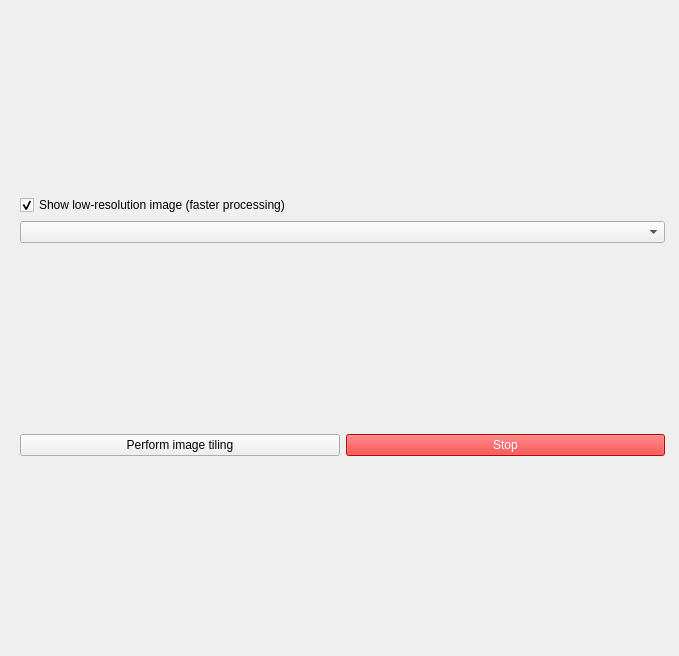
This is iris/resources/tiling_method.ui in The-Thomas-Lab-UCL/orm-iris as Qt 5 draws it before an edit. The edited form follows.
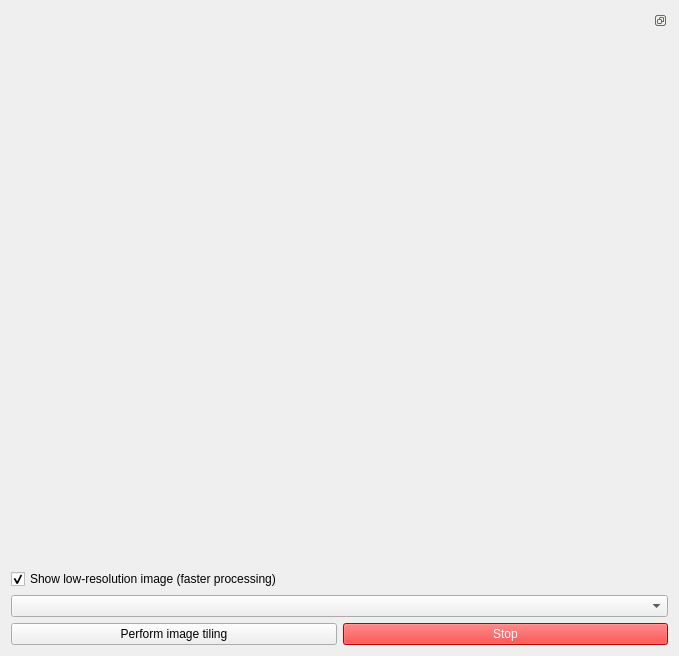
This is the edited form.

```diff
--- a/iris/resources/tiling_method.ui
+++ b/iris/resources/tiling_method.ui
@@ -13,23 +13,30 @@
   <property name="windowTitle">
    <string>Form</string>
   </property>
-  <widget class="QWidget" name="verticalLayoutWidget">
-   <property name="geometry">
-    <rect>
-     <x>20</x>
-     <y>10</y>
-     <width>645</width>
-     <height>631</height>
-    </rect>
-   </property>
+  <layout class="QVBoxLayout" name="verticalLayout_5">
+   <item>
    <layout class="QVBoxLayout" name="main_layout">
     <item>
      <layout class="QHBoxLayout" name="horizontalLayout">
       <item>
        <layout class="QVBoxLayout" name="verticalLayout_2">
         <item>
+          <widget class="QDockWidget" name="dockWidget">
+           <property name="features">
+            <set>QDockWidget::DockWidgetFeature::DockWidgetFloatable|QDockWidget::DockWidgetFeature::DockWidgetMovable</set>
+           </property>
+           <property name="allowedAreas">
+            <set>Qt::DockWidgetArea::LeftDockWidgetArea</set>
+           </property>
+           <widget class="QWidget" name="dockWidgetContents">
+            <layout class="QVBoxLayout" name="verticalLayout_4">
+             <item>
          <layout class="QVBoxLayout" name="lyt_holder_img"/>
         </item>
+            </layout>
+           </widget>
+          </widget>
+         </item>
         <item>
          <widget class="QCheckBox" name="chk_lres">
           <property name="text">
@@ -79,7 +86,8 @@
      </layout>
     </item>
    </layout>
-  </widget>
+   </item>
+  </layout>
  </widget>
  <tabstops>
   <tabstop>chk_lres</tabstop>
```
Lines whose indentation alone changed are shown as unchanged.
